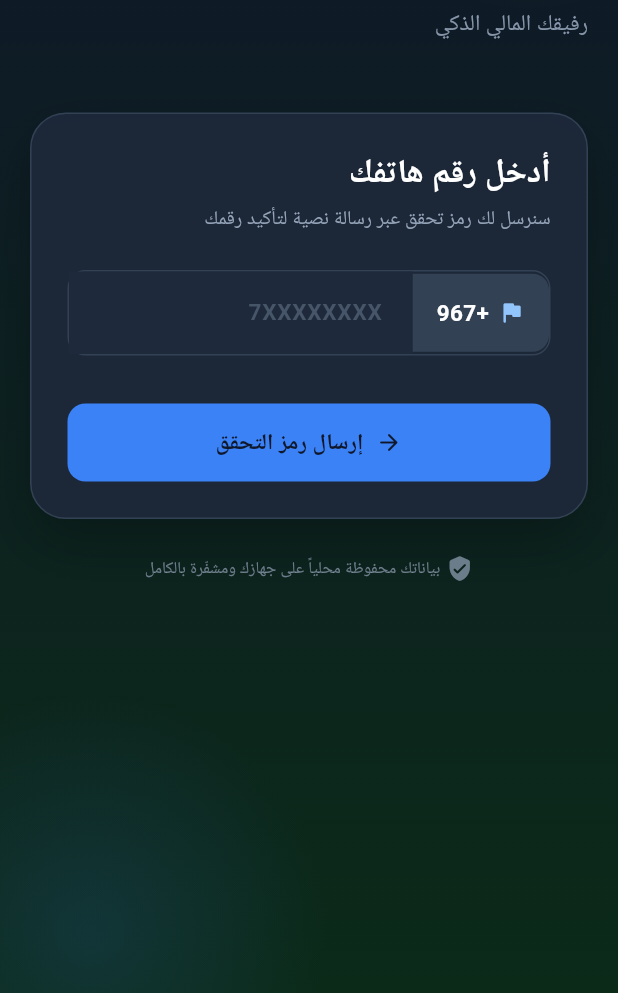
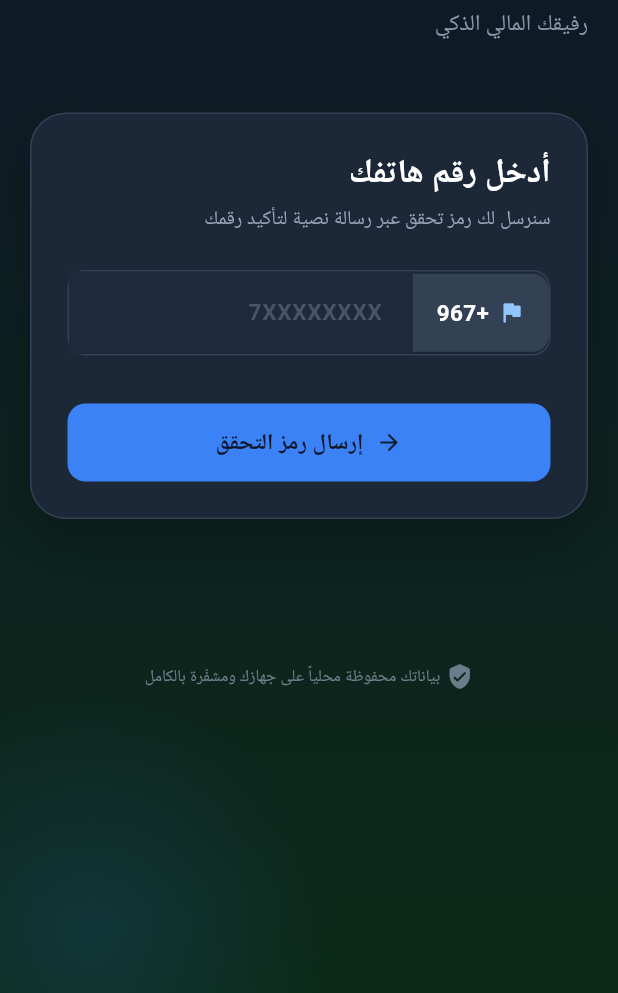
Before and after one commit to usingn50/hisab-app, a Flutter app: the screen it shows after launch, on a phone screen of 412 x 824 dp, the part 243-1236 px from its top. Run offline on Flutter 3.47's test engine with Material 3 defaults, Android fonts, the phone set to English and light mode, and no system bars; our stand-ins replace connectivity_plus, dio, drift, fl_chart, flutter_riverpod, go_router and 3 more; missing offline and left inert: mobile_scanner; accounts and stored records are empty; generated files the repository leaves out were written again; Roboto replaces fonts that are missing (Cairo).

Commit message:
fix(login): blank screen caused by Spacer inside SingleChildScrollView
Spacer()/Expanded() need bounded main-axis constraints to compute flex,
but SingleChildScrollView always gives its child unbounded height along
the scroll axis — the ConstrainedBox minHeight trick doesn't fix this,
only the max is unbounded regardless of minHeight. This throws a layout
error that (at least on Flutter Web) rendered as a fully blank screen
instead of the usual red error box, since the failure happens at
RenderObject layout time, not widget build time.

Fix: removed the ConstrainedBox/Spacer full-height trick entirely,
replaced with natural content flow + a fixed SizedBox gap before the
trust footer. Scanned the rest of the codebase for the same
Spacer-inside-ScrollView pattern — no other occurrences found.

```diff
--- a/lib/presentation/screens/auth/login_screen.dart
+++ b/lib/presentation/screens/auth/login_screen.dart
@@ -116,12 +116,6 @@ class _LoginScreenState extends ConsumerState<LoginScreen>
                 AppSizes.screenPadding,
                 AppSizes.lg + bottomInset,
               ),
-              child: ConstrainedBox(
-                constraints: BoxConstraints(
-                  minHeight: MediaQuery.of(context).size.height -
-                      MediaQuery.of(context).padding.top -
-                      MediaQuery.of(context).padding.bottom,
-                ),
               child: Column(
                 crossAxisAlignment: CrossAxisAlignment.stretch,
                 children: [
@@ -154,15 +148,13 @@ class _LoginScreenState extends ConsumerState<LoginScreen>
                     ),
                   ),
 
-                    const Spacer(),
-                    const SizedBox(height: AppSizes.lg),
+                  const SizedBox(height: AppSizes.xxl * 2),
 
                   FadeTransition(
                     opacity: _fade,
                     child: const _TrustFooter(),
                   ),
                 ],
-                ),
               ),
             ),
           ),
```
Lines whose indentation alone changed are shown as unchanged.
